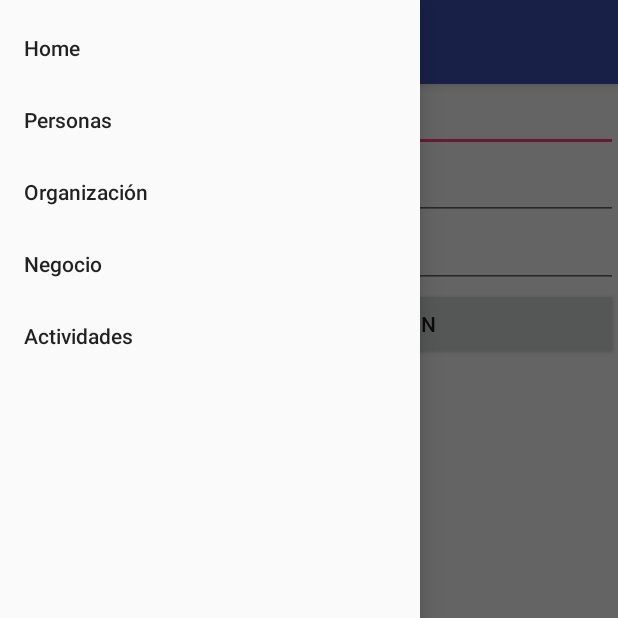
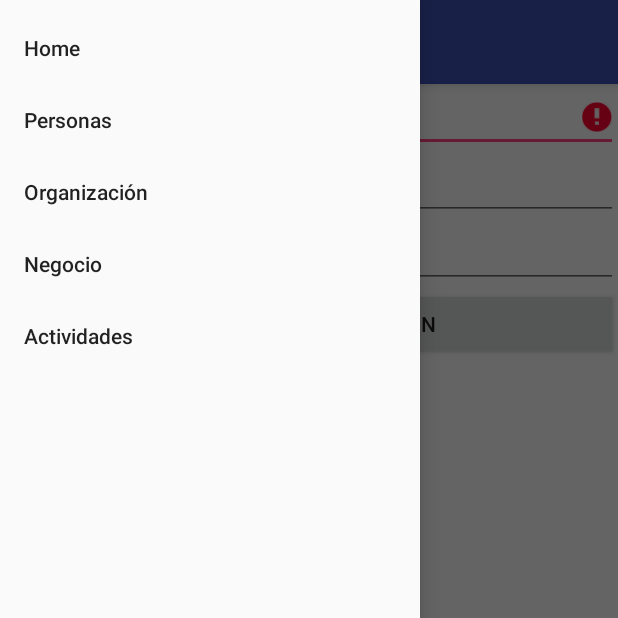
Before and after one commit to klmeir/MiCRM, an Android app: the fragment OrganizacionFragment placed in its activity, after a tap on "Open navigation drawer", on a phone screen of 412 x 824 dp, the top half of it. Run offline under Robolectric (Android 15) with nearby library versions, the phone set to English and light mode, and no system bars; 1 other tap on this screen came first.

Commit message:
Se implementa View Organizacion

```diff
--- a/app/src/main/java/com/example/micrm/fragments/OrganizacionFragment.java
+++ b/app/src/main/java/com/example/micrm/fragments/OrganizacionFragment.java
@@ -1,14 +1,28 @@
 package com.example.micrm.fragments;
 
 import android.os.Bundle;
+import android.support.annotation.Nullable;
 import android.support.v4.app.Fragment;
+import android.text.TextUtils;
+import android.util.Log;
 import android.view.LayoutInflater;
 import android.view.View;
 import android.view.ViewGroup;
+import android.widget.Button;
+import android.widget.EditText;
+import android.widget.Toast;
 
 import com.example.micrm.R;
+import com.example.micrm.models.Organizacion;
 
 public class OrganizacionFragment extends Fragment {
+
+    private final String TAG_D = "OrganizacionFragment";
+
+    private EditText txt_nombre;
+    private EditText txt_direccion;
+    private EditText txt_telefono;
+    private Button btn_agregar;
 
     public OrganizacionFragment() {
         // Required empty public constructor
@@ -21,4 +35,42 @@ public class OrganizacionFragment extends Fragment {
         return inflater.inflate(R.layout.fragment_organizacion, container, false);
     }
 
+    @Override
+    public void onViewCreated(View view, @Nullable Bundle savedInstanceState) {
+        super.onViewCreated(view, savedInstanceState);
+
+        txt_nombre = view.findViewById(R.id.txt_nombre);
+        txt_direccion = view.findViewById(R.id.txt_direccion);
+        txt_telefono = view.findViewById(R.id.txt_telefono);
+        btn_agregar = view.findViewById(R.id.btn_organizacion);
+
+        btn_agregar.setOnClickListener(new View.OnClickListener() {
+            @Override
+            public void onClick(View view) {
+                guardarOrganizacion();
+            }
+        });
+    }
+
+    private void guardarOrganizacion() {
+        txt_nombre.setError(null);
+        if (!TextUtils.isEmpty(txt_nombre.getText().toString())) {
+
+            String nombre = txt_nombre.getText().toString();
+            String direccion = txt_direccion.getText().toString();
+            String telefono = txt_telefono.getText().toString();
+
+            Organizacion o = new Organizacion(nombre, direccion, telefono);
+            Log.d(TAG_D, "Guardar el objeto " + o.toString());
+
+            Toast.makeText(getActivity().getApplicationContext(), getResources().getString(R.string.organizacion_msg_exitoso), Toast.LENGTH_SHORT).show();
+
+            txt_nombre.setText("");
+            txt_direccion.setText("");
+            txt_telefono.setText("");
+        } else {
+            txt_nombre.setError(getResources().getString(R.string.error_campo_requerido));
+        }
+    }
+
 }
```
